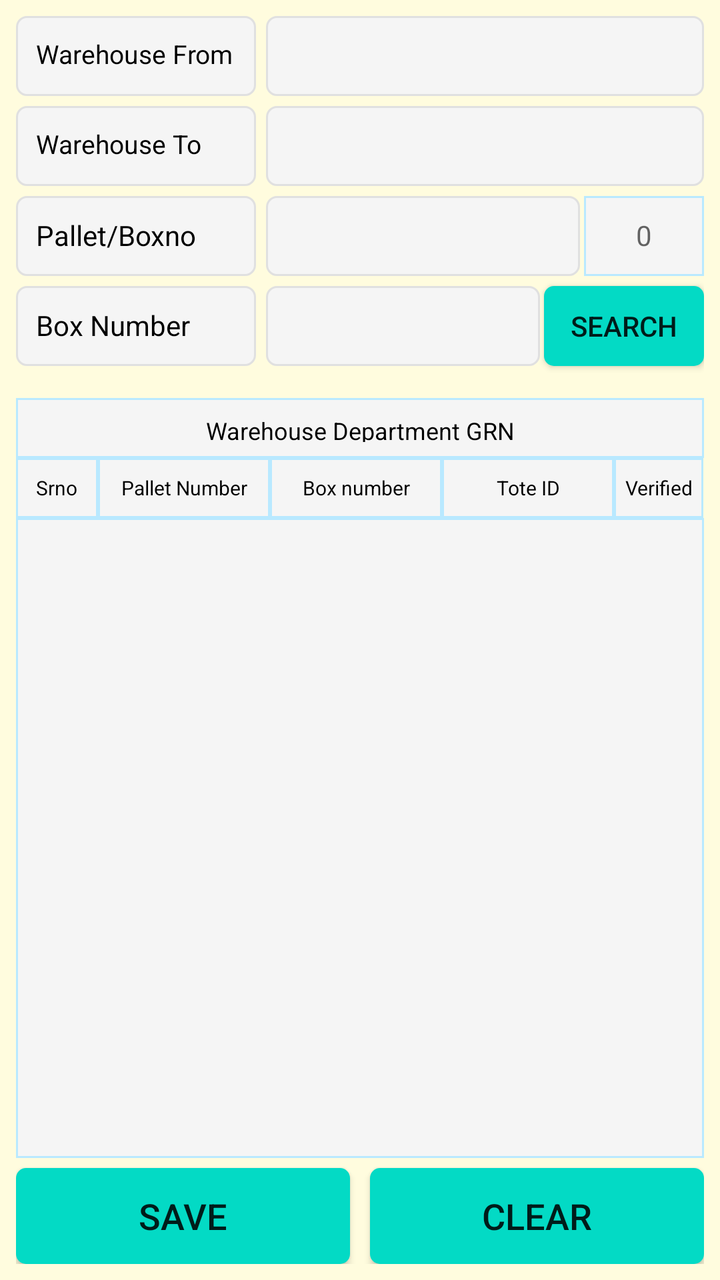
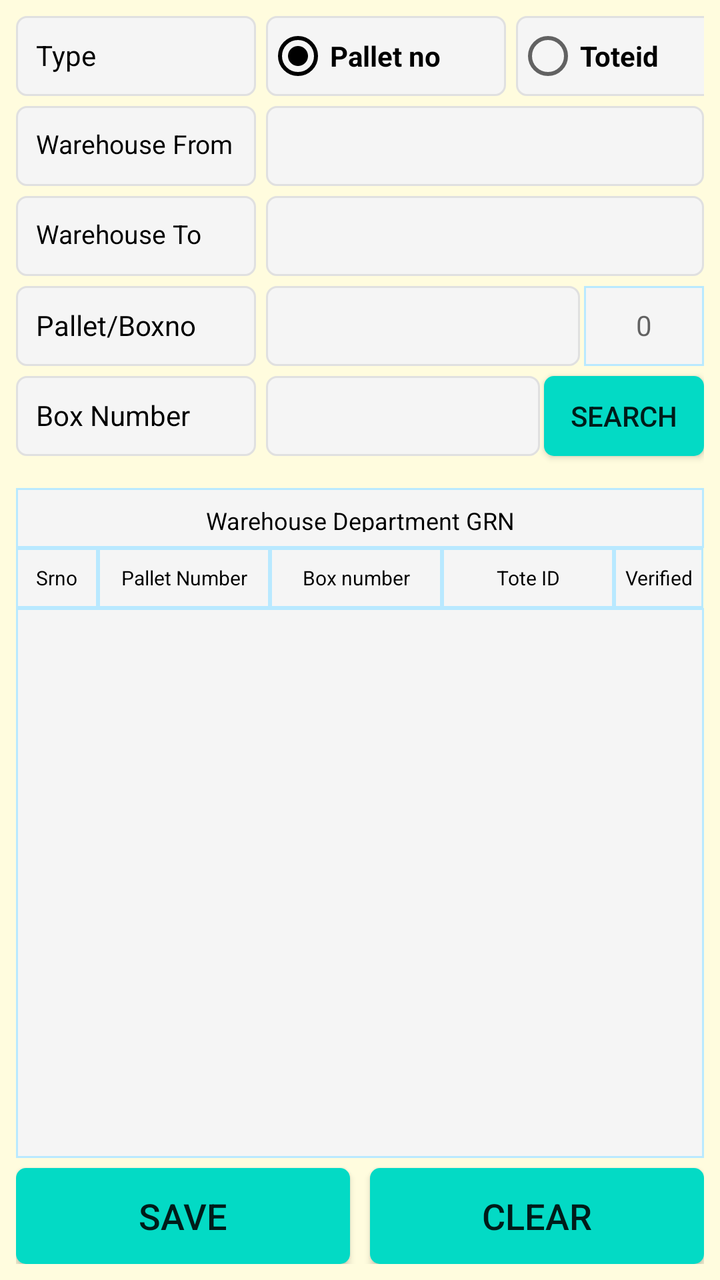

An Android layout rendered at two revisions. The XML below is the earlier revision; the diff shows what the commit changed to produce the second picture.
<!-- AndroidManifest.xml: application theme AppTheme -->
<!-- res/layout/fragment_wh_department_grn.xml -->
<?xml version="1.0" encoding="utf-8"?>
<FrameLayout xmlns:android="http://schemas.android.com/apk/res/android"
    xmlns:app="http://schemas.android.com/apk/res-auto"
    xmlns:tools="http://schemas.android.com/tools"
    android:layout_width="match_parent"
    android:layout_height="match_parent"
    android:background="@color/backColor"
    tools:context=".ui.rack.RackInRackOutFragment">

    <androidx.constraintlayout.widget.ConstraintLayout
        android:layout_width="match_parent"
        android:layout_height="match_parent"
        android:padding="8dp">

        <TextView
            android:id="@+id/TextView6"
            android:layout_width="0dp"
            android:layout_height="30dp"
            android:layout_marginTop="16dp"
            android:background="@drawable/et_custom_total"
            android:textColor="@color/coloBlack"
            android:gravity="center"
            android:hint=""
            android:padding="8dp"
            android:text="Warehouse Department GRN"
            android:textSize="12dp"
            app:layout_constraintEnd_toEndOf="parent"
            app:layout_constraintStart_toStartOf="parent"
            app:layout_constraintTop_toBottomOf="@+id/TextView5" />
        
        
        
        
        
        
        
        
        
        
        
        
        
        
        

        <Spinner
            android:id="@+id/sp_rack_in_out_warehouseTo"
            android:layout_width="0dp"
            android:layout_height="40dp"
            android:layout_marginTop="5dp"
            android:layout_marginStart="5dp"
            android:background="@drawable/et_custom"
            android:gravity="left"
            android:hint=""
            android:padding="10dp"
            android:textColor="@color/coloBlack"
            android:textSize="14dp"
            app:layout_constraintEnd_toEndOf="parent"
            app:layout_constraintHorizontal_bias="0.125"
            app:layout_constraintStart_toEndOf="@+id/TextView1"
            app:layout_constraintTop_toBottomOf="@+id/sp_rack_in_out_warehouseFrom" />

        <Spinner
            android:id="@+id/sp_rack_in_out_warehouseFrom"
            android:layout_width="0dp"
            android:layout_height="40dp"
            android:layout_marginLeft="5dp"
            android:textColor="@color/coloBlack"
            android:background="@drawable/et_custom"
            android:gravity="left"
            android:hint=""
            android:padding="10dp"
            android:textSize="14dp"
            app:layout_constraintEnd_toEndOf="parent"

            app:layout_constraintStart_toEndOf="@+id/TextView2"
            app:layout_constraintTop_toTopOf="@+id/TextView1" />

        
        
        
        
        
        
        
        
        
        
        
        
        
        


        
        

        
        
        
        
        
        
        
        
        
        
        
        
        

        
        
        
        
        
        
        
        
        
        
        

        
        
        
        
        
        
        
        
        
        
        
        
        
        
        
        
        

        
        

        
        
        
        
        
        
        
        
        
        
        
        
        

        
        
        
        
        
        
        
        
        
        
        


        <EditText
            android:id="@+id/et_rack_in_out_pallettop"
            android:layout_width="0dp"
            android:layout_height="40dp"
            android:layout_marginStart="5dp"
            android:layout_marginLeft="5dp"
            android:layout_marginTop="5dp"
            android:singleLine="true"
            android:background="@drawable/et_custom"
            android:padding="10dp"
            android:maxLines="1"
            android:textSize="14dp"
            app:layout_constraintStart_toEndOf="@+id/TextView4"
            app:layout_constraintEnd_toStartOf="@+id/box_count_pallet1"
            app:layout_constraintTop_toBottomOf="@+id/sp_rack_in_out_warehouseTo" />

        <TextView
            android:id="@+id/box_count_pallet1"
            android:layout_width="60dp"
            android:layout_height="40dp"
            android:singleLine="true"
            android:text=""
            android:hint="0"
            android:padding="10dp"
            android:inputType="text"
            android:layout_marginLeft="2dp"
            android:textAlignment="center"
            android:background="@drawable/et_custom_total"
            app:layout_constraintEnd_toEndOf="parent"
            app:layout_constraintStart_toEndOf="@+id/et_rack_in_out_pallettop"
            app:layout_constraintTop_toTopOf="@+id/TextView4"
            >
        </TextView>

        <TextView
            android:id="@+id/TextView5"
            android:layout_width="120dp"
            android:layout_height="40dp"
            android:textColor="@color/coloBlack"
            android:layout_marginTop="5dp"
            android:background="@drawable/et_custom"
            android:gravity="left"
            android:hint=""
            android:padding="10dp"
            android:text="Box Number"
            android:textSize="14dp"
            app:layout_constraintStart_toStartOf="parent"
            app:layout_constraintTop_toBottomOf="@+id/TextView4" />

        <EditText
            android:id="@+id/et_rack_in_out_BoxCount"
            android:layout_width="0dp"
            android:layout_height="40dp"
            android:layout_marginStart="5dp"
            android:layout_marginLeft="5dp"
            android:layout_marginTop="5dp"
            android:background="@drawable/et_custom"

            android:text=""

            android:padding="10dp"
            android:textSize="14dp"
            app:layout_constraintStart_toEndOf="@+id/TextView5"
            app:layout_constraintEnd_toEndOf="parent"
            app:layout_constraintTop_toBottomOf="@+id/et_rack_in_out_pallettop"
            app:layout_constraintEnd_toStartOf="@+id/btn_Box_search"
            />
        


        <Button
            android:id="@+id/btn_Box_search"
            android:layout_width="80dp"
            android:layout_height="40dp"
            android:text="Search"
            android:padding="10dp"
            android:singleLine="true"
            android:layout_marginLeft="2dp"
            android:textAlignment="center"
            android:background="@drawable/btn_custom1"
            app:layout_constraintEnd_toEndOf="parent"
            app:layout_constraintStart_toEndOf="@+id/et_rack_in_out_BoxCount"
            app:layout_constraintTop_toTopOf="@+id/TextView5"
            >
        </Button>

        <androidx.constraintlayout.widget.ConstraintLayout
            android:id="@+id/lyt_listheader"
            android:layout_width="match_parent"
            android:layout_height="wrap_content"
            android:padding="0dp"
            app:layout_constraintEnd_toEndOf="parent"
            app:layout_constraintStart_toStartOf="parent"
            app:layout_constraintTop_toBottomOf="@+id/TextView6">

            <LinearLayout
                android:layout_width="match_parent"
                android:layout_height="wrap_content"

                android:weightSum="5"
                app:layout_constraintEnd_toStartOf="parent"
                app:layout_constraintStart_toStartOf="parent"
                app:layout_constraintTop_toTopOf="parent">
                <TextView
                    android:layout_width="0dp"
                    android:layout_height="30dp"
                    android:layout_weight="0.60"
                    android:background="@drawable/et_custom_total"
                    android:gravity="center"
                    android:hint=""
                    android:text="Srno"
                    android:textColor="@color/coloBlack"
                    android:textSize="10dp"
                    app:layout_constraintEnd_toStartOf="@+id/tv_stocktaking_tickte_date"
                    app:layout_constraintStart_toStartOf="parent"
                    app:layout_constraintTop_toTopOf="parent" />
                <TextView
                    android:layout_width="0dp"
                    android:layout_height="30dp"
                    android:layout_weight="1.25"
                    android:background="@drawable/et_custom_total"
                    android:gravity="center"
                    android:hint=""
                    android:text="Pallet Number"
                    android:textColor="@color/coloBlack"
                    android:textSize="10dp"
                    app:layout_constraintEnd_toStartOf="@+id/tv_stocktaking_tickte_date"
                    app:layout_constraintStart_toStartOf="parent"
                    app:layout_constraintTop_toTopOf="parent" />

                <TextView
                    android:layout_width="0dp"
                    android:layout_height="30dp"
                    android:layout_weight="1.25"
                    android:background="@drawable/et_custom_total"
                    android:gravity="center"
                    android:hint=""
                    android:text="Box number"
                    android:textColor="@color/coloBlack"
                    android:textSize="10dp"
                    app:layout_constraintEnd_toStartOf="@+id/tv_stocktaking_tickte_date"
                    app:layout_constraintStart_toStartOf="parent"
                    app:layout_constraintTop_toTopOf="parent" />
                <TextView
                    android:layout_width="0dp"
                    android:layout_height="30dp"
                    android:layout_weight="1.25"
                    android:background="@drawable/et_custom_total"
                    android:gravity="center"
                    android:hint=""
                    android:text="Tote ID"
                    android:textColor="@color/coloBlack"
                    android:textSize="10dp"
                    app:layout_constraintEnd_toStartOf="@+id/tv_stocktaking_tickte_date"
                    app:layout_constraintStart_toStartOf="parent"
                    app:layout_constraintTop_toTopOf="parent" />

                <TextView
                    android:layout_width="0dp"
                    android:layout_height="30dp"
                    android:layout_weight="0.65"
                    android:background="@drawable/et_custom_total"
                    android:gravity="center"
                    android:hint=""
                    android:text="Verified"
                    android:textColor="@color/coloBlack"
                    android:textSize="10dp"
                    app:layout_constraintEnd_toStartOf="@+id/tv_stocktaking_tickte_date"
                    app:layout_constraintStart_toStartOf="parent"
                    app:layout_constraintTop_toTopOf="parent" />

                
                
                
                
                
                
                
                
                
                
                
                
                

            </LinearLayout>

        </androidx.constraintlayout.widget.ConstraintLayout>

        <TextView
            android:id="@+id/listempty"
            android:layout_width="wrap_content"
            android:layout_height="wrap_content"
            android:layout_marginStart="16dp"
            android:layout_marginEnd="16dp"
            android:visibility="gone"
            android:text="Nothing to show"
            android:textColor="@color/colorAccent"
            app:layout_constraintBottom_toTopOf="@+id/bt_rack_in_out_save"
            app:layout_constraintEnd_toEndOf="parent"
            app:layout_constraintStart_toStartOf="parent"
            app:layout_constraintTop_toBottomOf="@+id/lyt_listheader" />
        <ListView
            android:id="@+id/lv_details"
            android:layout_width="0dp"
            android:layout_height="0dp"
            android:background="@drawable/et_custom_total"
            app:layout_constraintBottom_toTopOf="@+id/bt_rack_in_out_save"
            app:layout_constraintEnd_toEndOf="parent"
            app:layout_constraintStart_toStartOf="parent"
            android:layout_marginBottom="5dp"
            app:layout_constraintTop_toBottomOf="@+id/lyt_listheader"/>

        <TextView
            android:id="@+id/textView3"
            android:layout_width="wrap_content"
            android:layout_height="wrap_content"
            android:layout_marginStart="16dp"
            android:layout_marginLeft="16dp"
            android:layout_marginEnd="16dp"
            android:layout_marginRight="16dp"
            android:text="   "
            android:textColor="@color/colorAccent"
            app:layout_constraintBottom_toBottomOf="parent"
            app:layout_constraintEnd_toEndOf="parent"
            app:layout_constraintStart_toStartOf="parent" />

        <Button
            android:id="@+id/bt_rack_in_out_save"
            android:layout_width="0dp"
            android:layout_height="wrap_content"
            android:layout_marginTop="16dp"
            android:background="@drawable/btn_custom1"
            android:text="SAVE"
            android:textAllCaps="false"
            android:textSize="18sp"
            app:layout_constraintEnd_toStartOf="@+id/textView3"
            app:layout_constraintStart_toStartOf="parent"
            app:layout_constraintEnd_toEndOf="parent"
            app:layout_constraintBottom_toBottomOf="parent"
            />

        <Button
            android:id="@+id/bt_rack_in_out_clear"
            android:layout_width="0dp"
            android:layout_height="wrap_content"
            android:background="@drawable/btn_custom1"
            android:text="CLEAR"
            android:textAllCaps="false"
            android:textSize="18sp"
            app:layout_constraintEnd_toEndOf="parent"
            app:layout_constraintHorizontal_bias="1.0"
            app:layout_constraintStart_toEndOf="@+id/textView3"
            app:layout_constraintBottom_toBottomOf="parent"
            app:layout_constraintTop_toTopOf="@+id/bt_rack_in_out_save" />

        <TextView
            android:id="@+id/TextView1"
            android:layout_width="120dp"
            android:layout_height="40dp"

            android:background="@drawable/et_custom"
            android:gravity="left"
            android:hint=""
            android:padding="10dp"
            android:text="Warehouse From"
            android:textColor="@color/coloBlack"
            android:textSize="13dp"
            app:layout_constraintStart_toStartOf="parent"
            app:layout_constraintTop_toTopOf="parent" />

        <TextView
            android:id="@+id/TextView2"
            android:layout_width="120dp"
            android:layout_height="40dp"
            android:background="@drawable/et_custom"
            android:gravity="left"
            android:layout_marginTop="5dp"
            android:textColor="@color/coloBlack"
            android:hint=""
            android:padding="10dp"
            android:text="Warehouse To"
            android:textSize="13dp"
            app:layout_constraintStart_toStartOf="parent"
            app:layout_constraintTop_toBottomOf="@+id/TextView1"

            />

        
        
        
        
        
        
        
        
        
        
        
        
        
        

        
        
        
        
        
        
        
        
        
        
        
        
        
        

        <TextView
            android:id="@+id/TextView4"
            android:layout_width="120dp"
            android:layout_height="40dp"
            android:layout_marginTop="5dp"
            android:textColor="@color/coloBlack"
            android:background="@drawable/et_custom"
            android:gravity="left"
            android:hint=""
            android:padding="10dp"
            android:text="Pallet/Boxno"
            android:textSize="14dp"
            app:layout_constraintStart_toStartOf="parent"
            app:layout_constraintTop_toBottomOf="@+id/sp_rack_in_out_warehouseTo" />



    </androidx.constraintlayout.widget.ConstraintLayout>


</FrameLayout>
<!-- resources referenced by this layout -->
<resources>
  <color name="backColor">#FFFCDE</color>
  <color name="coloBlack">#000000</color>
  <color name="colorAccent">#000000</color>
  <!-- drawable btn_custom1 (drawable) -->
  <?xml version="1.0" encoding="utf-8"?>
  <shape xmlns:android="http://schemas.android.com/apk/res/android"
      android:padding="10dp"
      android:shape="rectangle" >
  
      <solid android:color="@color/colorBtn" />
  
      <corners
          android:bottomLeftRadius="5dp"
          android:bottomRightRadius="5dp"
          android:topLeftRadius="5dp"
          android:topRightRadius="5dp" />
  
  </shape>
  <!-- drawable et_custom (drawable) -->
  <?xml version="1.0" encoding="utf-8"?>
  <shape xmlns:android="http://schemas.android.com/apk/res/android"
      android:padding="10dp"
      android:shape="rectangle" >
  
      <solid android:color="#f5f5f5" />
  
      <stroke
          android:width="1dp"
          android:color="#e0e0e0" />
  
      <corners
          android:bottomLeftRadius="5dp"
          android:bottomRightRadius="5dp"
          android:topLeftRadius="5dp"
          android:topRightRadius="5dp" />
  
  </shape>
  <!-- drawable et_custom_total (drawable) -->
  <?xml version="1.0" encoding="utf-8"?>
  <shape xmlns:android="http://schemas.android.com/apk/res/android"
      android:padding="10dp"
      android:shape="rectangle" >
  
      <solid android:color="#f5f5f5" />
  
      <stroke
          android:width="1dp"
          android:color="#B9E9FF" />
  
      <corners
          android:bottomLeftRadius="0dp"
          android:bottomRightRadius="0dp"
          android:topLeftRadius="0dp"
          android:topRightRadius="0dp" />
  
  </shape>
  <style name="AppTheme" parent="Theme.AppCompat.Light.NoActionBar">
          
          <item name="colorPrimary">@color/colorPrimary</item>
          <item name="colorPrimaryDark">@color/colorPrimaryDark</item>
          <item name="colorAccent">@color/colorAccent</item>
      </style>
  <color name="colorBtn">#03DAC5</color>
  <color name="colorPrimary">#ffb200</color>
  <color name="colorPrimaryDark">#ffb200</color>
</resources>

<!-- the commit's change to res/layout/fragment_wh_department_grn.xml (unified diff, before → after) -->
@@ -26,7 +26,7 @@
             android:textSize="12dp"
             app:layout_constraintEnd_toEndOf="parent"
             app:layout_constraintStart_toStartOf="parent"
-            app:layout_constraintTop_toBottomOf="@+id/TextView5" />
+            app:layout_constraintTop_toBottomOf="@+id/TextView8" />
         
         
         
@@ -177,6 +177,7 @@
             android:layout_marginLeft="5dp"
             android:layout_marginTop="5dp"
             android:singleLine="true"
+            android:text=""
             android:background="@drawable/et_custom"
             android:padding="10dp"
             android:maxLines="1"
@@ -190,7 +191,7 @@
             android:layout_width="60dp"
             android:layout_height="40dp"
             android:singleLine="true"
-            android:text=""
+
             android:hint="0"
             android:padding="10dp"
             android:inputType="text"
@@ -218,6 +219,8 @@
             app:layout_constraintStart_toStartOf="parent"
             app:layout_constraintTop_toBottomOf="@+id/TextView4" />
 
+
+
         <EditText
             android:id="@+id/et_rack_in_out_BoxCount"
             android:layout_width="0dp"
@@ -226,9 +229,7 @@
             android:layout_marginLeft="5dp"
             android:layout_marginTop="5dp"
             android:background="@drawable/et_custom"
-
             android:text=""
-
             android:padding="10dp"
             android:textSize="14dp"
             app:layout_constraintStart_toEndOf="@+id/TextView5"
@@ -245,6 +246,7 @@
             android:layout_height="40dp"
             android:text="Search"
             android:padding="10dp"
+
             android:singleLine="true"
             android:layout_marginLeft="2dp"
             android:textAlignment="center"
@@ -254,6 +256,58 @@
             app:layout_constraintTop_toTopOf="@+id/TextView5"
             >
         </Button>
+
+        <EditText
+            android:id="@+id/et_rack_in_out_toteid"
+            android:layout_width="0dp"
+            android:layout_height="40dp"
+            android:layout_marginStart="5dp"
+            android:layout_marginLeft="5dp"
+            android:layout_marginTop="5dp"
+            android:text=""
+            android:visibility="gone"
+            android:background="@drawable/et_custom"
+            android:padding="10dp"
+            android:maxLines="1"
+            android:textSize="14dp"
+            app:layout_constraintStart_toEndOf="@+id/TextView8"
+            app:layout_constraintEnd_toEndOf="parent"
+            app:layout_constraintTop_toBottomOf="@+id/et_rack_in_out_BoxCount" />
+
+        
+        
+        
+        
+        
+        
+        
+        
+        
+        
+        
+        
+        
+        
+        
+        
+        
+
+        <TextView
+            android:id="@+id/TextView8"
+            android:layout_width="120dp"
+            android:layout_height="40dp"
+            android:textColor="@color/coloBlack"
+            android:layout_marginTop="5dp"
+            android:background="@drawable/et_custom"
+            android:gravity="left"
+            android:hint=""
+            android:padding="10dp"
+            android:visibility="gone"
+            android:text="Box/Toteid"
+            android:textSize="14dp"
+            app:layout_constraintStart_toStartOf="parent"
+            app:layout_constraintTop_toBottomOf="@+id/TextView5" />
+
 
         <androidx.constraintlayout.widget.ConstraintLayout
             android:id="@+id/lyt_listheader"
@@ -426,6 +480,55 @@
             app:layout_constraintTop_toTopOf="@+id/bt_rack_in_out_save" />
 
         <TextView
+            android:id="@+id/TextView16"
+            android:layout_width="120dp"
+            android:layout_height="40dp"
+            android:background="@drawable/et_custom"
+            android:gravity="left"
+            android:hint=""
+            android:padding="10dp"
+            android:text="Type"
+            android:textColor="@color/coloBlack"
+            android:textSize="14sp"
+            app:layout_constraintStart_toStartOf="parent"
+            app:layout_constraintTop_toTopOf="parent" />
+
+        <RadioGroup
+            android:id="@+id/rg_pallet_building_category"
+            android:layout_width="0dp"
+            android:layout_height="40dp"
+            android:layout_marginLeft="5dp"
+            android:orientation="horizontal"
+            app:layout_constraintStart_toEndOf="@+id/TextView16"
+            app:layout_constraintTop_toTopOf="parent">
+
+            <RadioButton
+                android:id="@+id/rb_pallet_category"
+                android:layout_width="120dp"
+                android:layout_height="40dp"
+                android:background="@drawable/et_custom"
+                android:checked="true"
+                android:text="Pallet no"
+                android:textStyle="bold"
+                app:layout_constraintStart_toEndOf="@+id/TextView16"
+                app:layout_constraintTop_toTopOf="@+id/TextView16"
+                tools:ignore="TouchTargetSizeCheck" />
+
+            <RadioButton
+                android:id="@+id/rb_toteid_category"
+                android:layout_width="100dp"
+                android:layout_height="40dp"
+                android:layout_marginLeft="5dp"
+                android:background="@drawable/et_custom"
+                android:text="Toteid"
+                android:textStyle="bold"
+                app:layout_constraintStart_toEndOf="@+id/rb_usa_box_usa_category"
+                app:layout_constraintTop_toTopOf="@+id/TextView16"
+                tools:ignore="TouchTargetSizeCheck" />
+        </RadioGroup>
+
+
+        <TextView
             android:id="@+id/TextView1"
             android:layout_width="120dp"
             android:layout_height="40dp"
@@ -434,11 +537,12 @@
             android:gravity="left"
             android:hint=""
             android:padding="10dp"
+            android:layout_marginTop="5dp"
             android:text="Warehouse From"
             android:textColor="@color/coloBlack"
             android:textSize="13dp"
             app:layout_constraintStart_toStartOf="parent"
-            app:layout_constraintTop_toTopOf="parent" />
+            app:layout_constraintTop_toBottomOf="@+id/TextView16" />
 
         <TextView
             android:id="@+id/TextView2"
